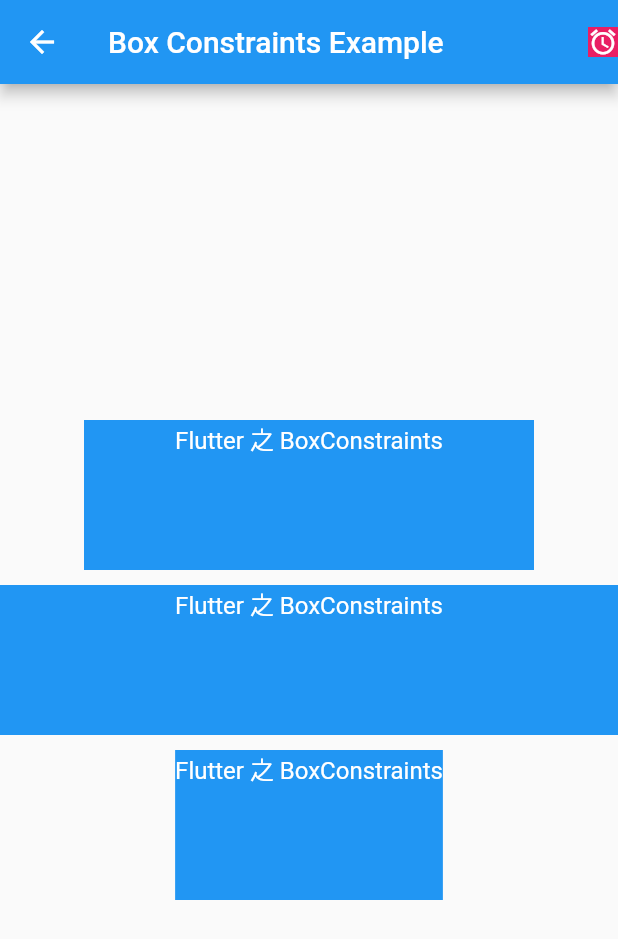
After one commit to simonyang81/practice_flutter, a Flutter app: the screen it shows after launch, after a tap on "box constraints example", on a phone screen of 412 x 824 dp. The commit adds this screen. Shown: the top 939 px of the screen. Run offline on Flutter 3.47's test engine with Material 2 defaults, Android fonts, the phone set to English and light mode, and no system bars; our stand-ins replace get; missing offline and left inert: f_logs.

Commit message:
BoxConstraints example

```diff
--- /dev/null
+++ b/lib/box_constraints_example/box_constraints_example.dart
@@ -0,0 +1,86 @@
+/// Copyright openuse.io © 2022
+/// FileName box_constraints_example
+///
+/// @Author simonyang81@gmail.com
+/// @Date 2023/3/4 11:28
+///
+/// @Description
+///
+///
+
+import 'package:flutter/material.dart';
+import 'box_text_widget.dart';
+
+class BoxConstraintsExample extends StatelessWidget {
+  const BoxConstraintsExample({Key? key}) : super(key: key);
+
+  @override
+  Widget build(BuildContext context) {
+    return Scaffold(
+      appBar: AppBar(
+        title: const Text('Box Constraints Example'),
+        actions: [
+          UnconstrainedBox(
+            child: Container(
+              color: Colors.pink,
+              width: 20,
+              height: 20,
+              child: IconButton(
+                onPressed: () {
+                },
+                icon: const Icon(Icons.alarm,),
+                iconSize: 20,
+                padding: EdgeInsets.zero,
+              ),
+            ),
+          )
+        ],
+      ),
+      body: _buildContent(context),
+    );
+  }
+
+  Widget _buildContent(BuildContext context) {
+    return Center(
+      child: Column(
+        mainAxisAlignment: MainAxisAlignment.center,
+        children: [
+          // const BoxTextWidget(
+          //   text: 'Flutter 之 BoxConstraints',
+          //   constraints: BoxConstraints.expand(height: 100),
+          // ),
+          // const SizedBox(height: 10),
+          // BoxTextWidget(
+          //   text: 'Flutter 之 BoxConstraints',
+          //   constraints: BoxConstraints.loose(const Size(300, 100))
+          // ),
+          // const SizedBox(height: 10),
+          BoxTextWidget(
+            text: 'Flutter 之 BoxConstraints',
+            constraints: BoxConstraints.tight(const Size(300, 100))
+          ),
+          const SizedBox(height: 10),
+          const BoxTextWidget(
+            text: 'Flutter 之 BoxConstraints',
+            constraints: BoxConstraints.tightFor(width: double.infinity, height: 100),
+          ),
+          const SizedBox(height: 10),
+          const BoxTextWidget(
+            text: 'Flutter 之 BoxConstraints',
+            constraints: BoxConstraints.tightForFinite(width: double.infinity, height: 100),
+          ),
+          // BoxTextWidget(
+          //   text: 'Flutter 之 BoxConstraints',
+          //   constraints: BoxConstraints.expand(width: 200, height: 100),
+          // ),
+          // SizedBox(height: 10),
+          // BoxTextWidget(
+          //   text: 'Flutter 之 BoxConstraints',
+          //   constraints: BoxConstraints.expand(height: 100),
+          // ),
+        ],
+      ),
+    );
+  }
+
+}
--- /dev/null
+++ b/lib/box_constraints_example/box_text_widget.dart
@@ -0,0 +1,48 @@
+/// Copyright openuse.io © 2022
+/// FileName box_text_widget
+///
+/// @Author simonyang81@gmail.com
+/// @Date 2023/3/6 09:54
+///
+/// @Description
+///
+///
+
+import 'package:flutter/material.dart';
+
+class BoxTextWidget extends StatefulWidget {
+
+  final String text;
+  final BoxConstraints constraints;
+
+  const BoxTextWidget({
+    Key? key,
+    required this.text,
+    this.constraints = const BoxConstraints(
+      minHeight: 40,
+      maxHeight: 100,
+      minWidth: 40,
+      maxWidth: 300,
+     ),
+  }) : super(key: key);
+
+  @override
+  State<BoxTextWidget> createState() => _BoxTextWidgetState();
+}
+
+class _BoxTextWidgetState extends State<BoxTextWidget> {
+  @override
+  Widget build(BuildContext context) {
+    return ConstrainedBox(
+      constraints: widget.constraints,
+      child: Container(
+        color: Colors.blue,
+        child: Text(widget.text,
+          style: const TextStyle(fontSize: 16, color: Colors.white),
+          textAlign: TextAlign.center,
+        ),
+      ),
+
+    );
+  }
+}
--- a/lib/main.dart
+++ b/lib/main.dart
@@ -51,7 +51,8 @@
       appBar: AppBar(
         title: Text(widget.title),
       ),
-      body: Center(
+      body: SingleChildScrollView(
+        child: Center(
           child: Column(
             mainAxisAlignment: MainAxisAlignment.center,
             children: <Widget>[
@@ -108,7 +109,20 @@
                 Get.toNamed(Routes.buttonExample);
               }, child: const Text('button example')),
 
+              const SizedBox(height: 5,),
+
+              TextButton(onPressed: () {
+                Get.toNamed(Routes.boxConstraintsExample);
+              }, child: const Text('box constraints example')),
+
+              const SizedBox(height: 5,),
+
+              TextButton(onPressed: () {
+                Get.toNamed(Routes.textExample);
+              }, child: const Text('text example')),
+
             ],
+          ),
         ),
       ),
     );
--- a/lib/routes/pages.dart
+++ b/lib/routes/pages.dart
@@ -12,6 +12,8 @@
 import 'package:practice_flutter/align_example/align_example.dart';
 import 'package:practice_flutter/animated_align_example/animated_align_example.dart';
 import 'package:practice_flutter/animated_padding_example/animated_padding_example.dart';
+import 'package:practice_flutter/box_constraints_example/box_constraints_example.dart';
+import 'package:practice_flutter/text_example/text_example.dart';
 
 import '../app_bar_example/app_bar_example.dart';
 import '../button_example/button_example.dart';
@@ -70,6 +72,16 @@
         page: () => const ButtonExample(),
         transition: Transition.rightToLeft),
 
+    GetPage(
+        name: Routes.boxConstraintsExample,
+        page: () => const BoxConstraintsExample(),
+        transition: Transition.rightToLeft),
+
+    GetPage(
+        name: Routes.textExample,
+        page: () => const TextExample(),
+        transition: Transition.rightToLeft),
+
   ];
 
 
--- a/lib/routes/routes.dart
+++ b/lib/routes/routes.dart
@@ -23,6 +23,8 @@
   static const alignExample               = '/align-example';
   static const animatedAlignExample       = '/animated-align-example';
   static const buttonExample              = '/button-example';
+  static const boxConstraintsExample      = '/box-constraints-example';
+  static const textExample                = '/text-example';
 
 
 }
```
Also changed, not shown: lib/customer_widget/pie_char_painter.dart (added, +25 -0 lines), lib/text_example/text_example.dart (added, +65 -0 lines). Lines whose indentation alone changed are shown as unchanged.
